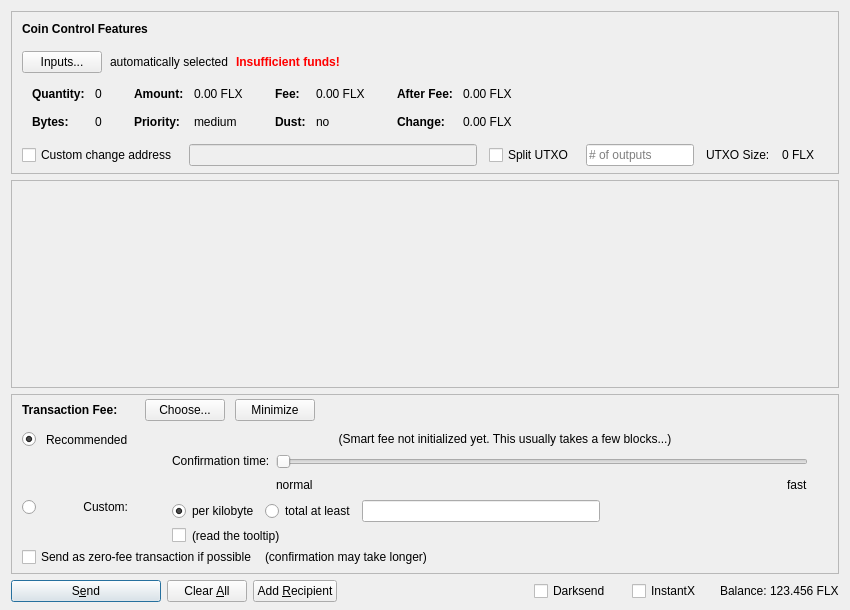
Above: src/qt/forms/sendcoinsdialog.ui from nashsclay/DraviteFlex-1 before the change. Below: the same form after it.
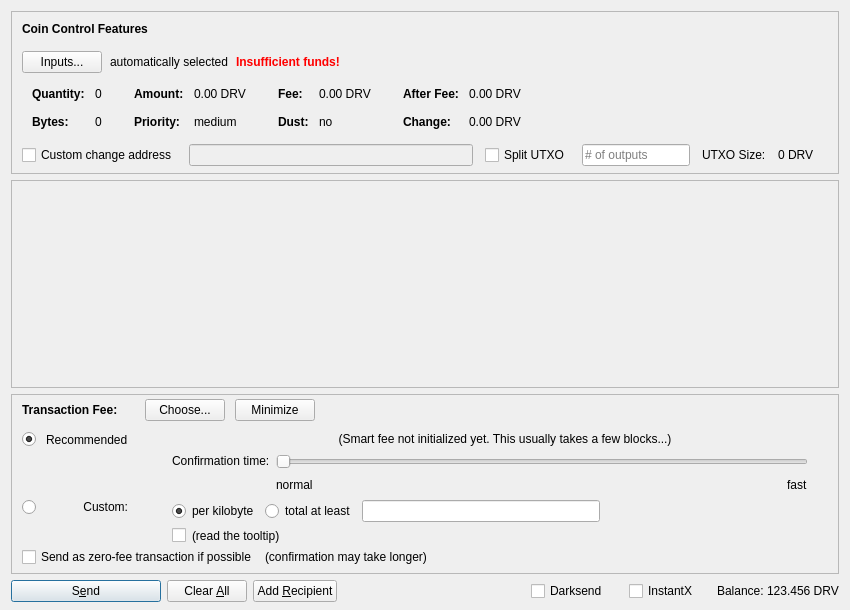
That is the form after the change. Icons and pictures are not drawn. Custom widgets are drawn as their Qt base class.

Diff of the .ui file:
```diff
--- a/src/qt/forms/sendcoinsdialog.ui
+++ b/src/qt/forms/sendcoinsdialog.ui
@@ -324,7 +324,7 @@
                   <enum>Qt::ActionsContextMenu</enum>
                  </property>
                  <property name="text">
-                  <string notr="true">0.00 FLX</string>
+                  <string notr="true">0.00 DRV</string>
                  </property>
                  <property name="textInteractionFlags">
                   <set>Qt::LinksAccessibleByMouse|Qt::TextSelectableByKeyboard|Qt::TextSelectableByMouse</set>
@@ -404,7 +404,7 @@
                   <enum>Qt::ActionsContextMenu</enum>
                  </property>
                  <property name="text">
-                  <string notr="true">0.00 FLX</string>
+                  <string notr="true">0.00 DRV</string>
                  </property>
                  <property name="textInteractionFlags">
                   <set>Qt::LinksAccessibleByMouse|Qt::TextSelectableByKeyboard|Qt::TextSelectableByMouse</set>
@@ -484,7 +484,7 @@
                   <enum>Qt::ActionsContextMenu</enum>
                  </property>
                  <property name="text">
-                  <string notr="true">0.00 FLX</string>
+                  <string notr="true">0.00 DRV</string>
                  </property>
                  <property name="textInteractionFlags">
                   <set>Qt::LinksAccessibleByMouse|Qt::TextSelectableByKeyboard|Qt::TextSelectableByMouse</set>
@@ -513,7 +513,7 @@
                   <enum>Qt::ActionsContextMenu</enum>
                  </property>
                  <property name="text">
-                  <string notr="true">0.00 FLX</string>
+                  <string notr="true">0.00 DRV</string>
                  </property>
                  <property name="textInteractionFlags">
                   <set>Qt::LinksAccessibleByMouse|Qt::TextSelectableByKeyboard|Qt::TextSelectableByMouse</set>
@@ -594,7 +594,7 @@
           <item>
            <widget class="QLabel" name="labelBlockSize">
             <property name="text">
-             <string>0 FLX</string>
+             <string>0 DRV</string>
             </property>
            </widget>
           </item>
@@ -1435,7 +1435,7 @@
           <cursorShape>IBeamCursor</cursorShape>
          </property>
          <property name="text">
-          <string notr="true">123.456 FLX</string>
+          <string notr="true">123.456 DRV</string>
          </property>
          <property name="textInteractionFlags">
           <set>Qt::LinksAccessibleByMouse|Qt::TextSelectableByKeyboard|Qt::TextSelectableByMouse</set>
```
Left out of the diff: 16 changed lines with no effect on the pictures.
